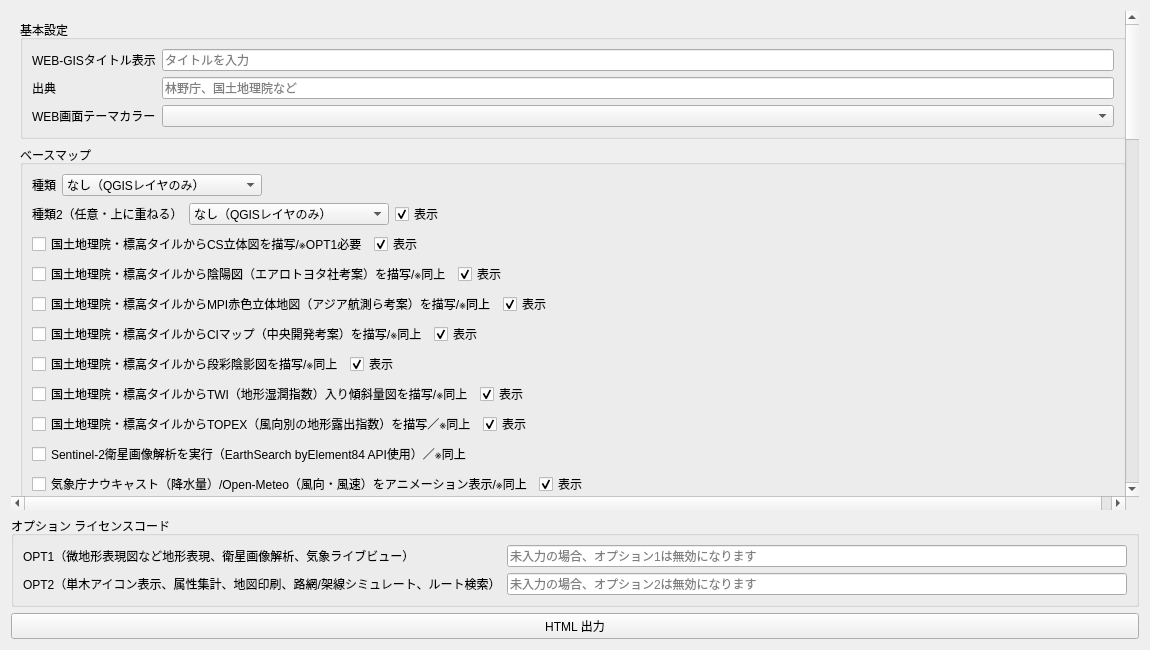
Qt form dialog.ui (naokimuroki/ForestGeoStudio-QGIS-plugin) before a commit.
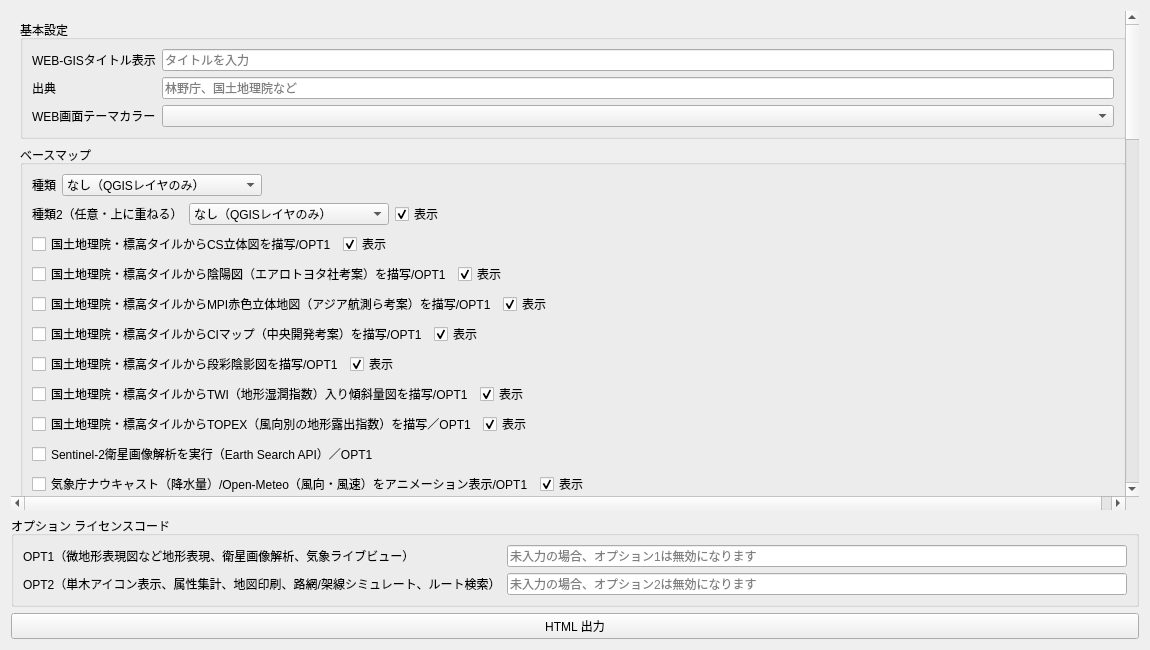
The same form after that commit.

```diff
--- a/dialog.ui
+++ b/dialog.ui
@@ -500,7 +500,7 @@
         <item>
          <widget class="QCheckBox" name="chkCsmap">
           <property name="text">
-           <string>国土地理院・標高タイルからCS立体図を描写/※OPT1必要</string>
+           <string>国土地理院・標高タイルからCS立体図を描写/OPT1</string>
           </property>
           <property name="checked">
            <bool>false</bool>
@@ -537,7 +537,7 @@
         <item>
          <widget class="QCheckBox" name="chkInyouzu">
           <property name="text">
-           <string>国土地理院・標高タイルから陰陽図（エアロトヨタ社考案）を描写/※同上</string>
+           <string>国土地理院・標高タイルから陰陽図（エアロトヨタ社考案）を描写/OPT1</string>
           </property>
           <property name="checked">
            <bool>false</bool>
@@ -574,7 +574,7 @@
         <item>
          <widget class="QCheckBox" name="chkMpiRrim">
           <property name="text">
-           <string>国土地理院・標高タイルからMPI赤色立体地図（アジア航測ら考案）を描写/※同上</string>
+           <string>国土地理院・標高タイルからMPI赤色立体地図（アジア航測ら考案）を描写/OPT1</string>
           </property>
           <property name="checked">
            <bool>false</bool>
@@ -611,7 +611,7 @@
         <item>
          <widget class="QCheckBox" name="chkCimap">
           <property name="text">
-           <string>国土地理院・標高タイルからCIマップ（中央開発考案）を描写/※同上</string>
+           <string>国土地理院・標高タイルからCIマップ（中央開発考案）を描写/OPT1</string>
           </property>
           <property name="checked">
            <bool>false</bool>
@@ -648,7 +648,7 @@
         <item>
          <widget class="QCheckBox" name="chkColorrelief">
           <property name="text">
-           <string>国土地理院・標高タイルから段彩陰影図を描写/※同上</string>
+           <string>国土地理院・標高タイルから段彩陰影図を描写/OPT1</string>
           </property>
           <property name="checked">
            <bool>false</bool>
@@ -685,7 +685,7 @@
         <item>
          <widget class="QCheckBox" name="chkTwi">
           <property name="text">
-           <string>国土地理院・標高タイルからTWI（地形湿潤指数）入り傾斜量図を描写/※同上</string>
+           <string>国土地理院・標高タイルからTWI（地形湿潤指数）入り傾斜量図を描写/OPT1</string>
           </property>
           <property name="checked">
            <bool>false</bool>
@@ -722,7 +722,7 @@
         <item>
          <widget class="QCheckBox" name="chkTopex">
           <property name="text">
-           <string>国土地理院・標高タイルからTOPEX（風向別の地形露出指数）を描写／※同上</string>
+           <string>国土地理院・標高タイルからTOPEX（風向別の地形露出指数）を描写／OPT1</string>
           </property>
           <property name="checked"><bool>false</bool></property>
          </widget>
@@ -750,7 +750,7 @@
         <item>
          <widget class="QCheckBox" name="chkSentinelChange">
           <property name="text">
-           <string>Sentinel-2衛星画像解析を実行（EarthSearch byElement84 API使用）／※同上</string>
+           <string>Sentinel-2衛星画像解析を実行（Earth Search API）／OPT1</string>
           </property>
           <property name="checked"><bool>false</bool></property>
          </widget>
@@ -768,7 +768,7 @@
         <item>
          <widget class="QCheckBox" name="chkWeather">
           <property name="text">
-           <string>気象庁ナウキャスト（降水量）/Open-Meteo（風向・風速）をアニメーション表示/※同上</string>
+           <string>気象庁ナウキャスト（降水量）/Open-Meteo（風向・風速）をアニメーション表示/OPT1</string>
           </property>
           <property name="checked">
            <bool>false</bool>
```
Left out of the diff: 25 changed lines with no effect on the pictures.
